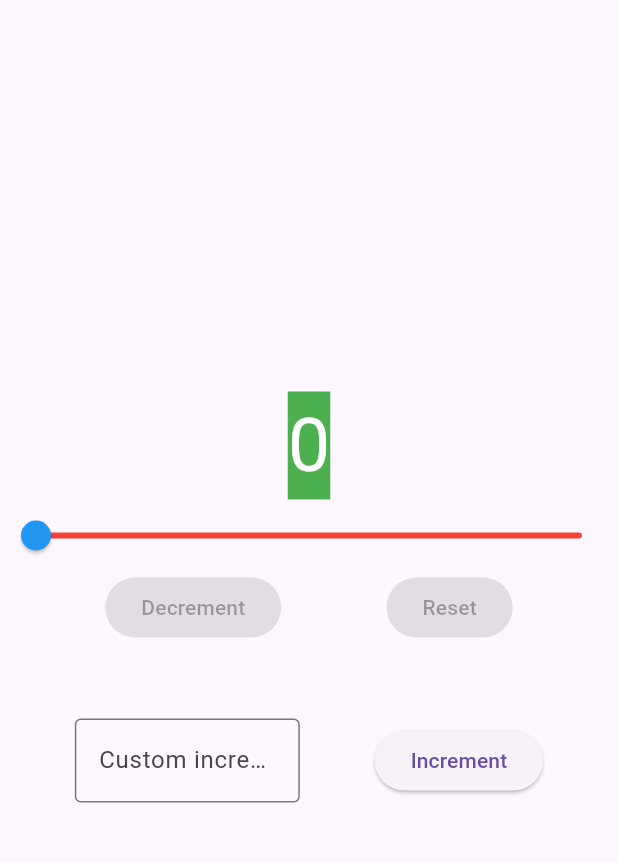
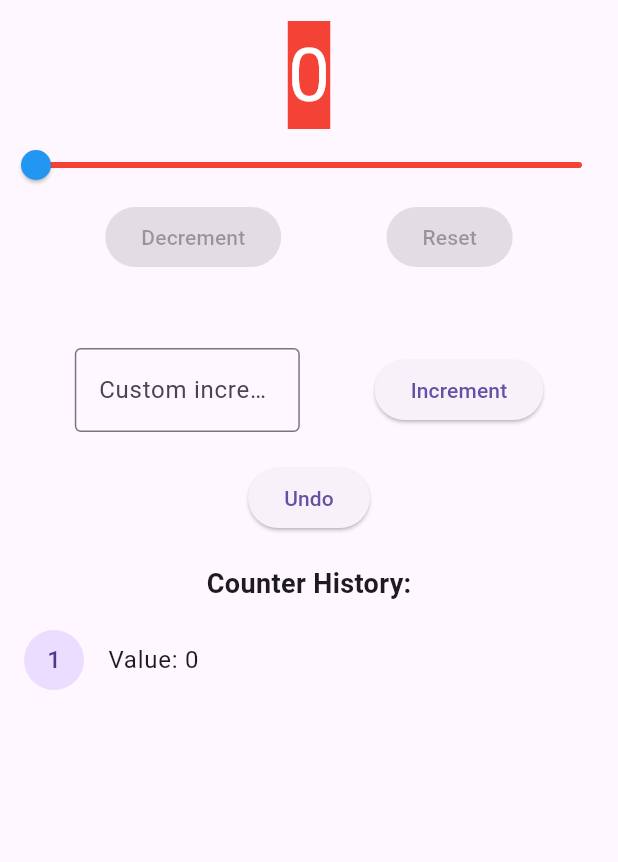
Before and after one commit to OfficialEseosa/MadProjects, a Flutter app: the screen it shows after launch, after a tap on "Increment", on a phone screen of 412 x 824 dp, the part 63-925 px from its top. Run offline on Flutter 3.47's test engine with Material 3 defaults, Android fonts, the phone set to English and light mode, and no system bars; our stand-ins replace shared_preferences.

Commit message:
Add undo functionality and counter history display to CounterWidget

```diff
--- a/inclass04/lib/main.dart
+++ b/inclass04/lib/main.dart
@@ -34,6 +34,19 @@ class _CounterWidgetState extends State<CounterWidget> {
   bool _celebrated = false;
   bool _maxCelebrated = false;
   TextEditingController _controller = TextEditingController();
+  List<int> _history = [];
+
+  void _saveToHistory() {
+    _history.add(_counter);
+  }
+
+  void _undo() {
+    if (_history.isNotEmpty) {
+      setState(() {
+        _counter = _history.removeLast();
+      });
+    }
+  }
 
   void _checkGoal(BuildContext context) {
     if (_counter >= _max && !_maxCelebrated) {
@@ -79,7 +92,7 @@ class _CounterWidgetState extends State<CounterWidget> {
   @override
   Widget build(BuildContext context) {
     final double progress = (_counter / _goal).clamp(0.0, 1.0);
-    final Color counterColor = Color.lerp(Colors.green, Colors.red, progress)!;
+    final Color counterColor = Color.lerp(Colors.red, Colors.green, progress)!;
 
     return Scaffold(
       appBar: AppBar(
@@ -104,6 +117,7 @@ class _CounterWidgetState extends State<CounterWidget> {
             value: _counter.toDouble().clamp(0, _max.toDouble()),
             onChanged: (double value) {
               setState(() {
+                _saveToHistory();
                 _counter = value.toInt().clamp(0, _max);
                 _checkGoal(context);
               });
@@ -119,6 +133,7 @@ class _CounterWidgetState extends State<CounterWidget> {
                 onPressed: _counter > 0
                 ? () {
                   setState(() {
+                    _saveToHistory();
                     _counter--;
                   });
                 } : null,
@@ -128,6 +143,7 @@ class _CounterWidgetState extends State<CounterWidget> {
                 onPressed: _counter > 0
                 ? () {
                   setState(() {
+                    _saveToHistory();
                     _counter = 0;
                   });
                 } : null,
@@ -159,6 +175,7 @@ class _CounterWidgetState extends State<CounterWidget> {
               ElevatedButton(
                 onPressed: (){
                   setState(() {
+                    _saveToHistory();
                     int increment = _controller.text.isNotEmpty ? int.parse(_controller.text) : 0;
                     _counter = (_counter + increment).clamp(0, _max);
                     _checkGoal(context);
@@ -169,6 +186,36 @@ class _CounterWidgetState extends State<CounterWidget> {
             ],
           ),
 
+          SizedBox(height: 20),
+
+          ElevatedButton(
+            onPressed: _history.isNotEmpty ? _undo : null,
+            child: Text("Undo"),
+          ),
+
+          SizedBox(height: 20),
+
+          Text(
+            'Counter History:',
+            style: TextStyle(fontSize: 18, fontWeight: FontWeight.bold),
+          ),
+          SizedBox(height: 10),
+          Expanded(
+            child: _history.isEmpty
+                ? Center(child: Text('No history yet'))
+                : ListView.builder(
+                    itemCount: _history.length,
+                    itemBuilder: (context, index) {
+                      return ListTile(
+                        leading: CircleAvatar(
+                          child: Text('${index + 1}'),
+                        ),
+                        title: Text('Value: ${_history[index]}'),
+                      );
+                    },
+                  ),
+          ),
+
         ],
       ),
     );
```
